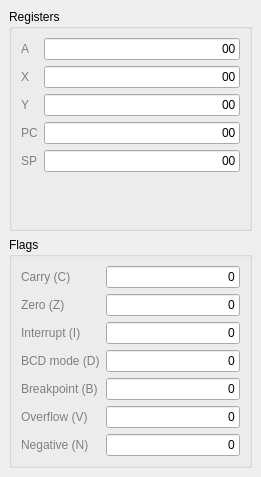
This is cpuwidget.ui in rjaremczak/mo65x as Qt 5 draws it before an edit. The edited form follows.
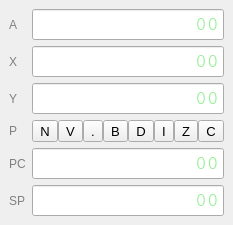
This is the edited form.

Commit message: cpu flags reorganized

```diff
--- a/cpuwidget.ui
+++ b/cpuwidget.ui
@@ -6,24 +6,46 @@
    <rect>
     <x>0</x>
     <y>0</y>
-    <width>261</width>
-    <height>477</height>
+    <width>207</width>
+    <height>207</height>
    </rect>
   </property>
+  <property name="features">
+   <set>QDockWidget::NoDockWidgetFeatures</set>
+  </property>
   <property name="windowTitle">
    <string>CPU</string>
   </property>
   <widget class="QWidget" name="dockWidgetContents">
-   <layout class="QVBoxLayout" name="verticalLayout">
-    <item>
-     <widget class="QGroupBox" name="registersBox">
+   <layout class="QGridLayout" name="gridLayout">
+    <item row="1" column="3">
+     <widget class="QLineEdit" name="valueX">
+      <property name="sizePolicy">
+       <sizepolicy hsizetype="Preferred" vsizetype="Fixed">
+        <horstretch>0</horstretch>
+        <verstretch>0</verstretch>
+       </sizepolicy>
+      </property>
+      <property name="font">
+       <font>
+        <family>Courier</family>
+        <pointsize>15</pointsize>
+       </font>
+      </property>
       <property name="styleSheet">
-       <string notr="true"/>
+       <string notr="true">color:lightgreen</string>
       </property>
-      <property name="title">
-       <string>Registers</string>
+      <property name="text">
+       <string>00</string>
       </property>
-      <layout class="QFormLayout" name="formLayout">
+      <property name="alignment">
+       <set>Qt::AlignRight|Qt::AlignTrailing|Qt::AlignVCenter</set>
+      </property>
+      <property name="readOnly">
+       <bool>true</bool>
+      </property>
+     </widget>
+    </item>
        <item row="0" column="0">
         <widget class="QLabel" name="labelA">
          <property name="styleSheet">
@@ -34,8 +56,27 @@
          </property>
         </widget>
        </item>
-       <item row="0" column="1">
-        <widget class="QLineEdit" name="valueA">
+    <item row="8" column="0">
+     <widget class="QLabel" name="labelSP">
+      <property name="styleSheet">
+       <string notr="true">color:gray</string>
+      </property>
+      <property name="text">
+       <string>SP</string>
+      </property>
+     </widget>
+    </item>
+    <item row="3" column="3">
+     <widget class="QLineEdit" name="valueY">
+      <property name="font">
+       <font>
+        <family>Courier</family>
+        <pointsize>15</pointsize>
+       </font>
+      </property>
+      <property name="styleSheet">
+       <string notr="true">color:lightgreen</string>
+      </property>
          <property name="text">
           <string>00</string>
          </property>
@@ -47,6 +88,16 @@
          </property>
         </widget>
        </item>
+    <item row="7" column="0">
+     <widget class="QLabel" name="labelPC">
+      <property name="styleSheet">
+       <string notr="true">color:gray</string>
+      </property>
+      <property name="text">
+       <string>PC</string>
+      </property>
+     </widget>
+    </item>
        <item row="1" column="0">
         <widget class="QLabel" name="label">
          <property name="styleSheet">
@@ -57,8 +108,23 @@
          </property>
         </widget>
        </item>
-       <item row="1" column="1">
-        <widget class="QLineEdit" name="valueX">
+    <item row="0" column="3">
+     <widget class="QLineEdit" name="valueA">
+      <property name="sizePolicy">
+       <sizepolicy hsizetype="Preferred" vsizetype="Fixed">
+        <horstretch>0</horstretch>
+        <verstretch>0</verstretch>
+       </sizepolicy>
+      </property>
+      <property name="font">
+       <font>
+        <family>Courier</family>
+        <pointsize>15</pointsize>
+       </font>
+      </property>
+      <property name="styleSheet">
+       <string notr="true">color:lightgreen</string>
+      </property>
          <property name="text">
           <string>00</string>
          </property>
@@ -70,7 +136,152 @@
          </property>
         </widget>
        </item>
-       <item row="2" column="0">
+    <item row="4" column="0">
+     <widget class="QLabel" name="label_2">
+      <property name="styleSheet">
+       <string notr="true">color:gray</string>
+      </property>
+      <property name="text">
+       <string>P</string>
+      </property>
+     </widget>
+    </item>
+    <item row="4" column="3">
+     <layout class="QHBoxLayout" name="flagsLayout">
+      <property name="spacing">
+       <number>0</number>
+      </property>
+      <item>
+       <widget class="QToolButton" name="flagN">
+        <property name="font">
+         <font>
+          <family>Helvetica</family>
+          <pointsize>10</pointsize>
+         </font>
+        </property>
+        <property name="text">
+         <string>N</string>
+        </property>
+        <property name="checkable">
+         <bool>false</bool>
+        </property>
+       </widget>
+      </item>
+      <item>
+       <widget class="QToolButton" name="flagV">
+        <property name="font">
+         <font>
+          <family>Helvetica</family>
+          <pointsize>10</pointsize>
+         </font>
+        </property>
+        <property name="text">
+         <string>V</string>
+        </property>
+        <property name="checkable">
+         <bool>false</bool>
+        </property>
+       </widget>
+      </item>
+      <item>
+       <widget class="QToolButton" name="flagNone">
+        <property name="font">
+         <font>
+          <family>Helvetica</family>
+          <pointsize>10</pointsize>
+         </font>
+        </property>
+        <property name="text">
+         <string>.</string>
+        </property>
+        <property name="checkable">
+         <bool>false</bool>
+        </property>
+       </widget>
+      </item>
+      <item>
+       <widget class="QToolButton" name="flagB">
+        <property name="font">
+         <font>
+          <family>Helvetica</family>
+          <pointsize>10</pointsize>
+         </font>
+        </property>
+        <property name="text">
+         <string>B</string>
+        </property>
+        <property name="checkable">
+         <bool>false</bool>
+        </property>
+       </widget>
+      </item>
+      <item>
+       <widget class="QToolButton" name="flagD">
+        <property name="font">
+         <font>
+          <family>Helvetica</family>
+          <pointsize>10</pointsize>
+         </font>
+        </property>
+        <property name="text">
+         <string>D</string>
+        </property>
+        <property name="checkable">
+         <bool>false</bool>
+        </property>
+       </widget>
+      </item>
+      <item>
+       <widget class="QToolButton" name="flagI">
+        <property name="font">
+         <font>
+          <family>Helvetica</family>
+          <pointsize>10</pointsize>
+         </font>
+        </property>
+        <property name="text">
+         <string>I</string>
+        </property>
+        <property name="checkable">
+         <bool>false</bool>
+        </property>
+       </widget>
+      </item>
+      <item>
+       <widget class="QToolButton" name="flagZ">
+        <property name="font">
+         <font>
+          <family>Helvetica</family>
+          <pointsize>10</pointsize>
+         </font>
+        </property>
+        <property name="text">
+         <string>Z</string>
+        </property>
+        <property name="checkable">
+         <bool>false</bool>
+        </property>
+       </widget>
+      </item>
+      <item>
+       <widget class="QToolButton" name="flagC">
+        <property name="font">
+         <font>
+          <family>Helvetica</family>
+          <pointsize>10</pointsize>
+         </font>
+        </property>
+        <property name="text">
+         <string>C</string>
+        </property>
+        <property name="checkable">
+         <bool>false</bool>
+        </property>
+       </widget>
+      </item>
+     </layout>
+    </item>
+    <item row="3" column="0">
         <widget class="QLabel" name="labelY">
          <property name="styleSheet">
           <string notr="true">color:gray</string>
@@ -80,31 +291,23 @@
          </property>
         </widget>
        </item>
-       <item row="2" column="1">
-        <widget class="QLineEdit" name="valueY">
-         <property name="text">
-          <string>00</string>
-         </property>
-         <property name="alignment">
-          <set>Qt::AlignRight|Qt::AlignTrailing|Qt::AlignVCenter</set>
-         </property>
-         <property name="readOnly">
-          <bool>true</bool>
-         </property>
-        </widget>
-       </item>
-       <item row="3" column="0">
-        <widget class="QLabel" name="labelPC">
-         <property name="styleSheet">
-          <string notr="true">color:gray</string>
-         </property>
-         <property name="text">
-          <string>PC</string>
-         </property>
-        </widget>
-       </item>
-       <item row="3" column="1">
+    <item row="7" column="3">
         <widget class="QLineEdit" name="valuePC">
+      <property name="sizePolicy">
+       <sizepolicy hsizetype="Preferred" vsizetype="Fixed">
+        <horstretch>0</horstretch>
+        <verstretch>0</verstretch>
+       </sizepolicy>
+      </property>
+      <property name="font">
+       <font>
+        <family>Courier</family>
+        <pointsize>15</pointsize>
+       </font>
+      </property>
+      <property name="styleSheet">
+       <string notr="true">color:lightgreen</string>
+      </property>
          <property name="text">
           <string>00</string>
          </property>
@@ -116,18 +319,23 @@
          </property>
         </widget>
        </item>
-       <item row="4" column="0">
-        <widget class="QLabel" name="labelSP">
-         <property name="styleSheet">
-          <string notr="true">color:gray</string>
-         </property>
-         <property name="text">
-          <string>SP</string>
-         </property>
-        </widget>
-       </item>
-       <item row="4" column="1">
+    <item row="8" column="3">
         <widget class="QLineEdit" name="valueSP">
+      <property name="sizePolicy">
+       <sizepolicy hsizetype="Preferred" vsizetype="Fixed">
+        <horstretch>0</horstretch>
+        <verstretch>0</verstretch>
+       </sizepolicy>
+      </property>
+      <property name="font">
+       <font>
+        <family>Courier</family>
+        <pointsize>15</pointsize>
+       </font>
+      </property>
+      <property name="styleSheet">
+       <string notr="true">color:lightgreen</string>
+      </property>
          <property name="text">
           <string>00</string>
          </property>
@@ -139,157 +347,21 @@
          </property>
         </widget>
        </item>
-      </layout>
-     </widget>
-    </item>
-    <item>
-     <widget class="QGroupBox" name="flagsBox">
-      <property name="title">
-       <string>Flags</string>
+    <item row="9" column="3">
+     <spacer name="verticalSpacer">
+      <property name="orientation">
+       <enum>Qt::Vertical</enum>
       </property>
-      <layout class="QFormLayout" name="formLayout_2">
-       <item row="0" column="0">
-        <widget class="QLabel" name="labelC">
-         <property name="styleSheet">
-          <string notr="true">color:gray</string>
-         </property>
-         <property name="text">
-          <string>Carry (C)</string>
-         </property>
-        </widget>
-       </item>
-       <item row="0" column="1">
-        <widget class="QLineEdit" name="valueC">
-         <property name="text">
-          <string>0</string>
-         </property>
-         <property name="alignment">
-          <set>Qt::AlignRight|Qt::AlignTrailing|Qt::AlignVCenter</set>
-         </property>
-        </widget>
-       </item>
-       <item row="1" column="0">
-        <widget class="QLabel" name="labelZ">
-         <property name="styleSheet">
-          <string notr="true">color:gray</string>
-         </property>
-         <property name="text">
-          <string>Zero (Z)</string>
-         </property>
-        </widget>
-       </item>
-       <item row="1" column="1">
-        <widget class="QLineEdit" name="valueZ">
-         <property name="text">
-          <string>0</string>
-         </property>
-         <property name="alignment">
-          <set>Qt::AlignRight|Qt::AlignTrailing|Qt::AlignVCenter</set>
-         </property>
-        </widget>
-       </item>
-       <item row="2" column="0">
-        <widget class="QLabel" name="labelI">
-         <property name="styleSheet">
-          <string notr="true">color:gray</string>
-         </property>
-         <property name="text">
-          <string>Interrupt (I)</string>
-         </property>
-        </widget>
-       </item>
-       <item row="2" column="1">
-        <widget class="QLineEdit" name="valueI">
-         <property name="text">
-          <string>0</string>
-         </property>
-         <property name="alignment">
-          <set>Qt::AlignRight|Qt::AlignTrailing|Qt::AlignVCenter</set>
-         </property>
-        </widget>
-       </item>
-       <item row="3" column="0">
-        <widget class="QLabel" name="labelD">
-         <property name="styleSheet">
-          <string notr="true">color:gray</string>
-         </property>
-         <property name="text">
-          <string>BCD mode (D)</string>
-         </property>
-        </widget>
-       </item>
-       <item row="3" column="1">
-        <widget class="QLineEdit" name="valueD">
-         <property name="text">
-          <string>0</string>
-         </property>
-         <property name="alignment">
-          <set>Qt::AlignRight|Qt::AlignTrailing|Qt::AlignVCenter</set>
-         </property>
-        </widget>
-       </item>
-       <item row="4" column="0">
-        <widget class="QLabel" name="labelB">
-         <property name="styleSheet">
-          <string notr="true">color:gray</string>
-         </property>
-         <property name="text">
-          <string>Breakpoint (B)</string>
-         </property>
-        </widget>
-       </item>
-       <item row="4" column="1">
-        <widget class="QLineEdit" name="valueB">
-         <property name="text">
-          <string>0</string>
-         </property>
-         <property name="alignment">
-          <set>Qt::AlignRight|Qt::AlignTrailing|Qt::AlignVCenter</set>
-         </property>
-        </widget>
-       </item>
-       <item row="5" column="0">
-        <widget class="QLabel" name="labelV">
-         <property name="styleSheet">
-          <string notr="true">color:gray</string>
-         </property>
-         <property name="text">
-          <string>Overflow (V)</string>
-         </property>
-        </widget>
-       </item>
-       <item row="5" column="1">
-        <widget class="QLineEdit" name="valueV">
-         <property name="text">
-          <string>0</string>
-         </property>
-         <property name="alignment">
-          <set>Qt::AlignRight|Qt::AlignTrailing|Qt::AlignVCenter</set>
-         </property>
-        </widget>
-       </item>
-       <item row="6" column="0">
-        <widget class="QLabel" name="labelN">
-         <property name="styleSheet">
-          <string notr="true">color:gray</string>
-         </property>
-         <property name="text">
-          <string>Negative (N)</string>
-         </property>
-        </widget>
-       </item>
-       <item row="6" column="1">
-        <widget class="QLineEdit" name="valueN">
-         <property name="text">
-          <string>0</string>
-         </property>
-         <property name="alignment">
-          <set>Qt::AlignRight|Qt::AlignTrailing|Qt::AlignVCenter</set>
-         </property>
-        </widget>
-       </item>
-      </layout>
-     </widget>
+      <property name="sizeType">
+       <enum>QSizePolicy::MinimumExpanding</enum>
+      </property>
+      <property name="sizeHint" stdset="0">
+       <size>
+        <width>0</width>
+        <height>0</height>
+       </size>
+      </property>
+     </spacer>
     </item>
    </layout>
   </widget>
```
Lines whose indentation alone changed are shown as unchanged.
